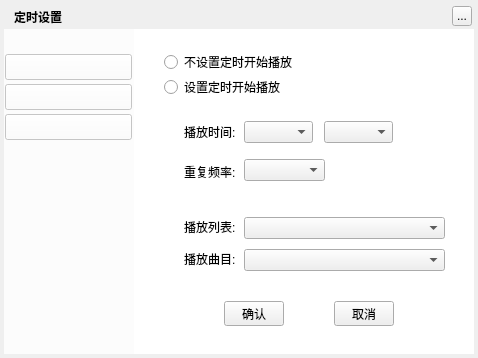
Greedysky/TTKMusicPlayer, file TTKModule/TTKWidget/musicUiKits/musicToolsetsKits/musictimerwidget.ui: the form before one commit.
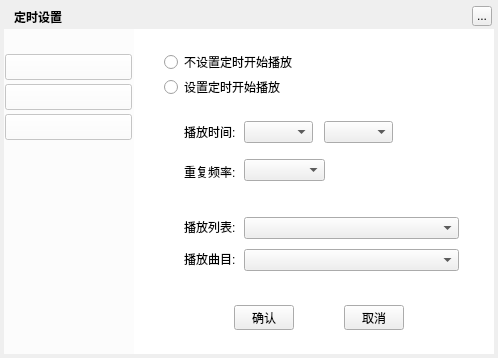
The form after the commit.

Commit message: refactor: Resize widget[019579]

What changed in the file:
```diff
--- a/TTKModule/TTKWidget/musicUiKits/musicToolsetsKits/musictimerwidget.ui
+++ b/TTKModule/TTKWidget/musicUiKits/musicToolsetsKits/musictimerwidget.ui
@@ -6,7 +6,7 @@
    <rect>
     <x>0</x>
     <y>0</y>
-    <width>478</width>
+    <width>498</width>
     <height>358</height>
    </rect>
   </property>
@@ -21,7 +21,7 @@
     <rect>
      <x>4</x>
      <y>4</y>
-     <width>470</width>
+     <width>490</width>
      <height>350</height>
     </rect>
    </property>
@@ -48,7 +48,7 @@
   <widget class="QToolButton" name="topTitleCloseButton">
    <property name="geometry">
     <rect>
-     <x>452</x>
+     <x>472</x>
      <y>6</y>
      <width>20</width>
      <height>20</height>
@@ -63,7 +63,7 @@
     <rect>
      <x>144</x>
      <y>29</y>
-     <width>321</width>
+     <width>341</width>
      <height>261</height>
     </rect>
    </property>
@@ -184,7 +184,7 @@
       <rect>
        <x>100</x>
        <y>188</y>
-       <width>201</width>
+       <width>215</width>
        <height>22</height>
       </rect>
      </property>
@@ -194,7 +194,7 @@
       <rect>
        <x>100</x>
        <y>220</y>
-       <width>201</width>
+       <width>215</width>
        <height>22</height>
       </rect>
      </property>
@@ -424,8 +424,8 @@
   <widget class="QPushButton" name="confirm">
    <property name="geometry">
     <rect>
-     <x>224</x>
-     <y>301</y>
+     <x>234</x>
+     <y>305</y>
      <width>60</width>
      <height>25</height>
     </rect>
@@ -437,8 +437,8 @@
   <widget class="QPushButton" name="cancel">
    <property name="geometry">
     <rect>
-     <x>334</x>
-     <y>301</y>
+     <x>344</x>
+     <y>305</y>
      <width>60</width>
      <height>25</height>
     </rect>
@@ -452,7 +452,7 @@
     <rect>
      <x>134</x>
      <y>29</y>
-     <width>340</width>
+     <width>360</width>
      <height>325</height>
     </rect>
    </property>
```
The commit also changes 6 other files.
